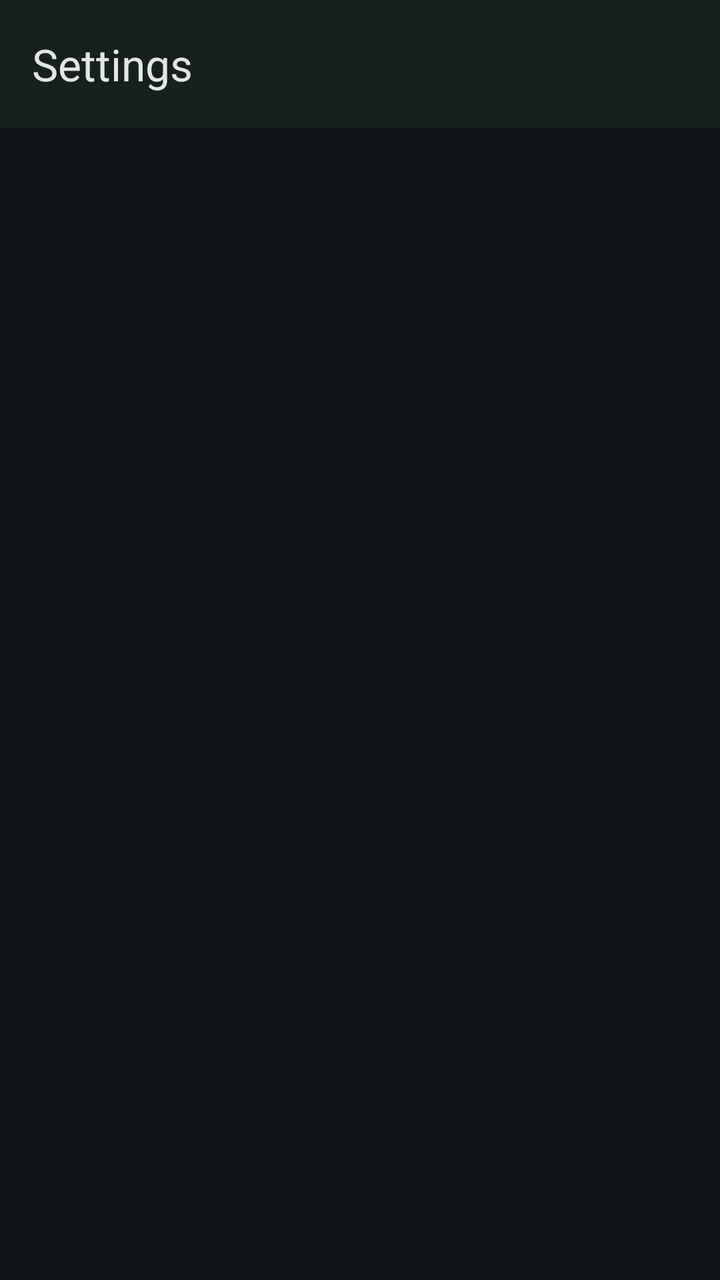
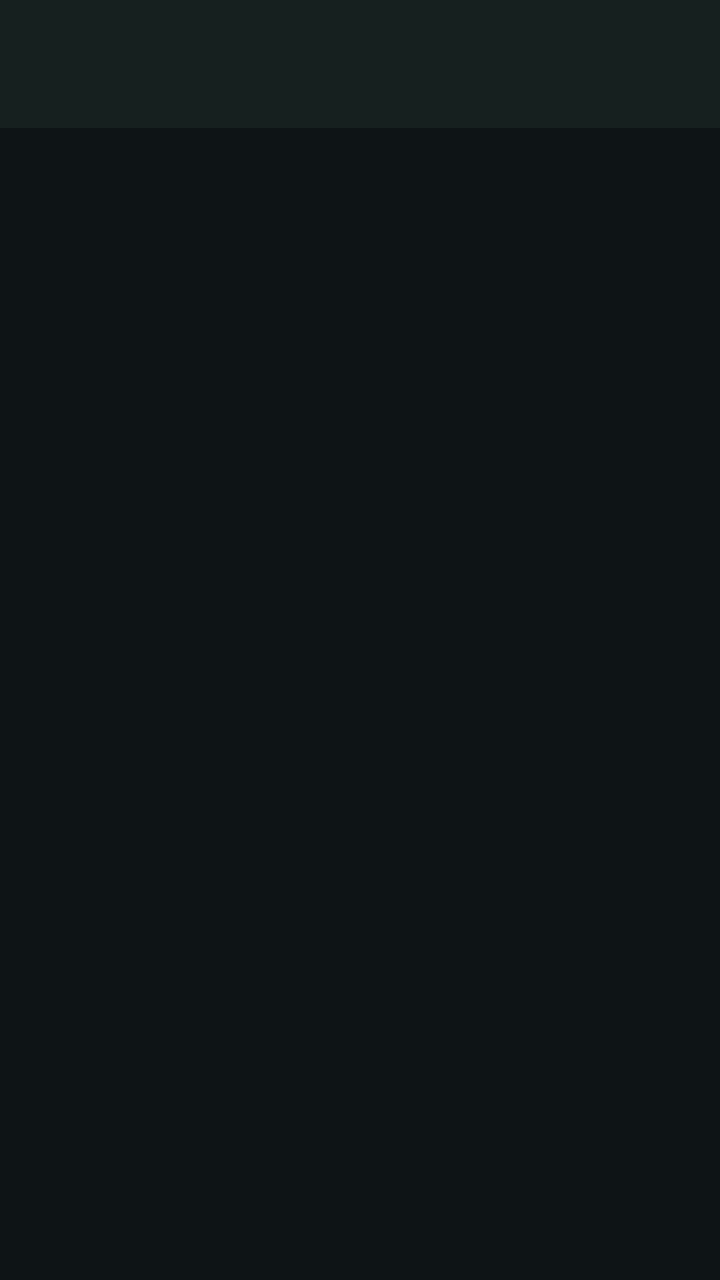

Screens rendered from an Android XML layout before and after an edit, with the pre-edit source and the edit as a unified diff.
<!-- AndroidManifest.xml: application theme Theme.MissingLynk -->
<!-- res/layout/activity_settings.xml -->
<?xml version="1.0" encoding="utf-8"?>
<LinearLayout xmlns:android="http://schemas.android.com/apk/res/android"
    xmlns:app="http://schemas.android.com/apk/res-auto"
    android:layout_width="match_parent"
    android:layout_height="match_parent"
    android:orientation="vertical"
    android:fitsSystemWindows="true">

    <com.google.android.material.appbar.MaterialToolbar
        android:id="@+id/toolbar"
        android:layout_width="match_parent"
        android:layout_height="?attr/actionBarSize"
        android:background="?attr/colorSurface"
        app:title="@string/settings_title"
        app:titleTextColor="?attr/colorOnSurface" />

    <FrameLayout
        android:id="@+id/settings_container"
        android:layout_width="match_parent"
        android:layout_height="match_parent" />

</LinearLayout>
<!-- resources referenced by this layout -->
<resources>
  <string name="settings_title">Settings</string>
  <style name="Theme.MissingLynk" parent="Base.Theme.MissingLynk" />
  <style name="Base.Theme.MissingLynk" parent="Theme.Material3.Dark.NoActionBar">
          <item name="colorPrimary">@color/ml_primary</item>
          <item name="colorOnPrimary">@color/ml_on_primary</item>
          <item name="colorSecondary">@color/ml_primary</item>
          <item name="colorOnSecondary">@color/ml_on_primary</item>
          <item name="android:colorBackground">@color/ml_background</item>
          <item name="colorSurface">@color/ml_surface</item>
          <item name="colorSurfaceContainer">@color/ml_surface_variant</item>
          <item name="colorOnSurface">@color/ml_on_surface</item>
          <item name="colorOnSurfaceVariant">@color/ml_on_surface_variant</item>
          <item name="android:statusBarColor">@color/ml_background</item>
      </style>
  <color name="ml_primary">#22D3C5</color>
  <color name="ml_on_primary">#00332E</color>
  <color name="ml_background">#0E1416</color>
  <color name="ml_surface">#16201F</color>
  <color name="ml_surface_variant">#1F2A29</color>
  <color name="ml_on_surface">#E2E6E5</color>
  <color name="ml_on_surface_variant">#A8B3B1</color>
</resources>

<!-- the commit's change to res/layout/activity_settings.xml (unified diff, before → after) -->
@@ -11,7 +11,6 @@
         android:layout_width="match_parent"
         android:layout_height="?attr/actionBarSize"
         android:background="?attr/colorSurface"
-        app:title="@string/settings_title"
         app:titleTextColor="?attr/colorOnSurface" />
 
     <FrameLayout
<!-- resource entries referenced after the edit -->
@@ -1,6 +1,5 @@
 <!-- resources referenced by this layout -->
 <resources>
-  <string name="settings_title">Settings</string>
   <style name="Theme.MissingLynk" parent="Base.Theme.MissingLynk" />
   <style name="Base.Theme.MissingLynk" parent="Theme.Material3.Dark.NoActionBar">
           <item name="colorPrimary">@color/ml_primary</item>
